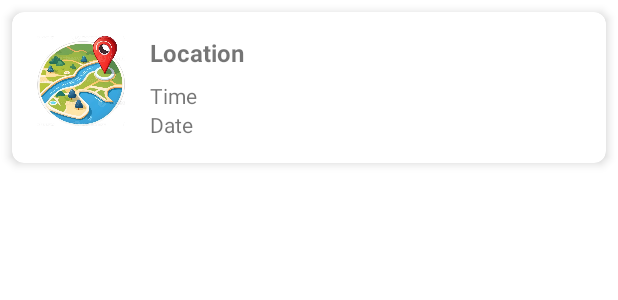
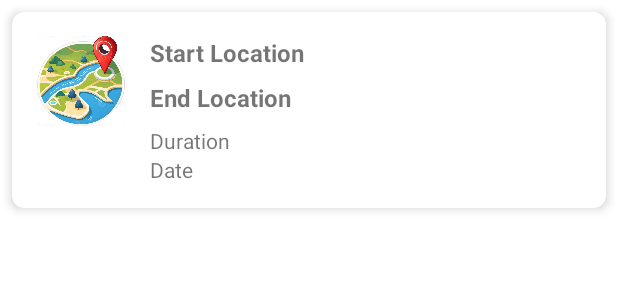
Before and after one commit to ZaiNu3x/smms-app, an Android app: the layout item_travel.xml on its own in the app's theme, with its tools: preview values and no code run, on a phone screen of 412 x 824 dp. Shown: the top 300 px of the screen. Run offline under Robolectric (Android 15) with nearby library versions, the phone set to English and light mode, and no system bars.

Commit message:
travel history list created

```diff
--- a/app/src/main/java/group/intelliboys/smms/activities/dashboard/HomeActivity.java
+++ b/app/src/main/java/group/intelliboys/smms/activities/dashboard/HomeActivity.java
@@ -33,7 +33,6 @@ import group.intelliboys.smms.models.data.view_models.HomeFragmentViewModel;
 import group.intelliboys.smms.orm.data.User;
 import group.intelliboys.smms.orm.repository.UserRepository;
 import group.intelliboys.smms.security.SecurityContextHolder;
-import group.intelliboys.smms.services.TravelHistoryService;
 import group.intelliboys.smms.utils.Executor;
 import group.intelliboys.smms.utils.converters.ImageConverter;
 
@@ -85,11 +84,6 @@ public class HomeActivity extends AppCompatActivity implements NavigationView
         }
 
         setupProfileInfo();
-
-        Executor.run(() -> {
-            TravelHistoryService.getInstance().updateNullStartLocation();
-            TravelHistoryService.getInstance().updateNullEndLocation();
-        });
     }
 
     @SuppressLint("NonConstantResourceId")
--- a/app/src/main/java/group/intelliboys/smms/fragments/driving_mode/DrivingModeFragment.java
+++ b/app/src/main/java/group/intelliboys/smms/fragments/driving_mode/DrivingModeFragment.java
@@ -193,6 +193,8 @@ public class DrivingModeFragment extends Fragment implements SensorEventListener
                             Log.i("", "Travel Entry Inserted!");
                         }
 
+                        int speed = (int) (location.getSpeed() * 3.6f);
+
                         TravelStatusUpdate statusUpdate = TravelStatusUpdate.builder()
                                 .travelStatusUpdateId(UUID.randomUUID().toString())
                                 .travelHistoryId(travelEntry.getTravelHistoryId())
@@ -200,7 +202,7 @@ public class DrivingModeFragment extends Fragment implements SensorEventListener
                                 .longitude((float) location.getLongitude())
                                 .altitude((float) location.getAltitude())
                                 .ridingAngle(ridingAngle)
-                                .speedInKmh((int) location.getSpeed())
+                                .speedInKmh(speed)
                                 .createdAt(LocalDateTime.now())
                                 .build();
 
--- a/app/src/main/java/group/intelliboys/smms/orm/dao/TravelHistoryDao.java
+++ b/app/src/main/java/group/intelliboys/smms/orm/dao/TravelHistoryDao.java
@@ -24,4 +24,7 @@ public interface TravelHistoryDao {
 
     @Query("SELECT * FROM travel_history WHERE endLocationName IS NULL")
     List<TravelHistory> getTravelHistoriesWithNullEndLocation();
+
+    @Query("SELECT * FROM travel_history")
+    List<TravelHistory> getAllTravelHistories();
 }
--- a/app/src/main/java/group/intelliboys/smms/orm/repository/TravelHistoryRepository.java
+++ b/app/src/main/java/group/intelliboys/smms/orm/repository/TravelHistoryRepository.java
@@ -37,4 +37,8 @@ public class TravelHistoryRepository {
     public List<TravelHistory> getTravelHistoriesWithNullEndLocation() {
         return travelHistoryDao.getTravelHistoriesWithNullEndLocation();
     }
+
+    public List<TravelHistory> getAllTravelHistories() {
+        return travelHistoryDao.getAllTravelHistories();
+    }
 }
--- a/app/src/main/res/layout/item_accident.xml
+++ b/app/src/main/res/layout/item_accident.xml
@@ -32,7 +32,7 @@
 
             <!-- Location -->
             <TextView
-                android:id="@+id/tv_location"
+                android:id="@+id/start_location"
                 android:layout_width="wrap_content"
                 android:layout_height="wrap_content"
                 android:text="Location"
--- a/app/src/main/res/layout/item_travel.xml
+++ b/app/src/main/res/layout/item_travel.xml
@@ -1,6 +1,5 @@
 <?xml version="1.0" encoding="utf-8"?>
-<androidx.cardview.widget.CardView
-    xmlns:android="http://schemas.android.com/apk/res/android"
+<androidx.cardview.widget.CardView xmlns:android="http://schemas.android.com/apk/res/android"
     xmlns:app="http://schemas.android.com/apk/res-auto"
     android:layout_width="match_parent"
     android:layout_height="wrap_content"
@@ -10,7 +9,7 @@
 
     <LinearLayout
         android:layout_width="match_parent"
-        android:layout_height="wrap_content"
+        android:layout_height="match_parent"
         android:orientation="horizontal"
         android:padding="16dp">
 
@@ -20,41 +19,49 @@
             android:layout_width="60dp"
             android:layout_height="60dp"
             android:layout_marginEnd="16dp"
-            android:contentDescription="Map Image"
             android:src="@drawable/ic_map" />
 
         <!-- Details Section -->
         <LinearLayout
             android:layout_width="0dp"
             android:layout_height="wrap_content"
-            android:orientation="vertical"
-            android:layout_weight="1">
+            android:layout_weight="1"
+            android:orientation="vertical">
 
             <!-- Location -->
             <TextView
-                android:id="@+id/tv_location"
+                android:id="@+id/start_location"
                 android:layout_width="wrap_content"
                 android:layout_height="wrap_content"
-                android:text="Location"
+                android:layout_marginBottom="8dp"
+                android:text="@string/start_location"
                 android:textSize="16sp"
-                android:textStyle="bold"
-                android:layout_marginBottom="8dp"/>
+                android:textStyle="bold" />
+
+            <TextView
+                android:id="@+id/end_location"
+                android:layout_width="wrap_content"
+                android:layout_height="wrap_content"
+                android:layout_marginBottom="8dp"
+                android:text="@string/end_location"
+                android:textSize="16sp"
+                android:textStyle="bold" />
 
             <!-- Time -->
             <TextView
-                android:id="@+id/tv_time"
+                android:id="@+id/travel_duration"
                 android:layout_width="wrap_content"
                 android:layout_height="wrap_content"
-                android:text="Time"
-                android:textSize="14sp"/>
+                android:text="Duration"
+                android:textSize="14sp" />
 
             <!-- Date -->
             <TextView
-                android:id="@+id/tv_date"
+                android:id="@+id/travel_date"
                 android:layout_width="wrap_content"
                 android:layout_height="wrap_content"
                 android:text="Date"
-                android:textSize="14sp"/>
+                android:textSize="14sp" />
 
         </LinearLayout>
     </LinearLayout>
--- a/app/src/main/res/values/strings.xml
+++ b/app/src/main/res/values/strings.xml
@@ -59,5 +59,7 @@
     <string name="speed">SPEED:</string>
     <string name="monitor_rider">MONITOR RIDER</string>
     <string name="value">value</string>
-    <string name="start_driving">START DRIVING</string>>
+    <string name="start_driving">START DRIVING</string>
+    <string name="start_location">Start Location</string>
+    <string name="end_location">End Location</string>>
 </resources>
```
Also changed, not shown: app/src/main/java/group/intelliboys/smms/fragments/dashboard_menu/HomeFragment.java (+7 -0 lines), app/src/main/java/group/intelliboys/smms/fragments/dashboard_menu/TravelHistoryFragment.java (+31 -1 lines), app/src/main/java/group/intelliboys/smms/models/data/view_adapters/TravelHistoryAdapter.java (added, +87 -0 lines), app/src/main/res/layout/fragment_travel_history.xml (+7 -3 lines).
